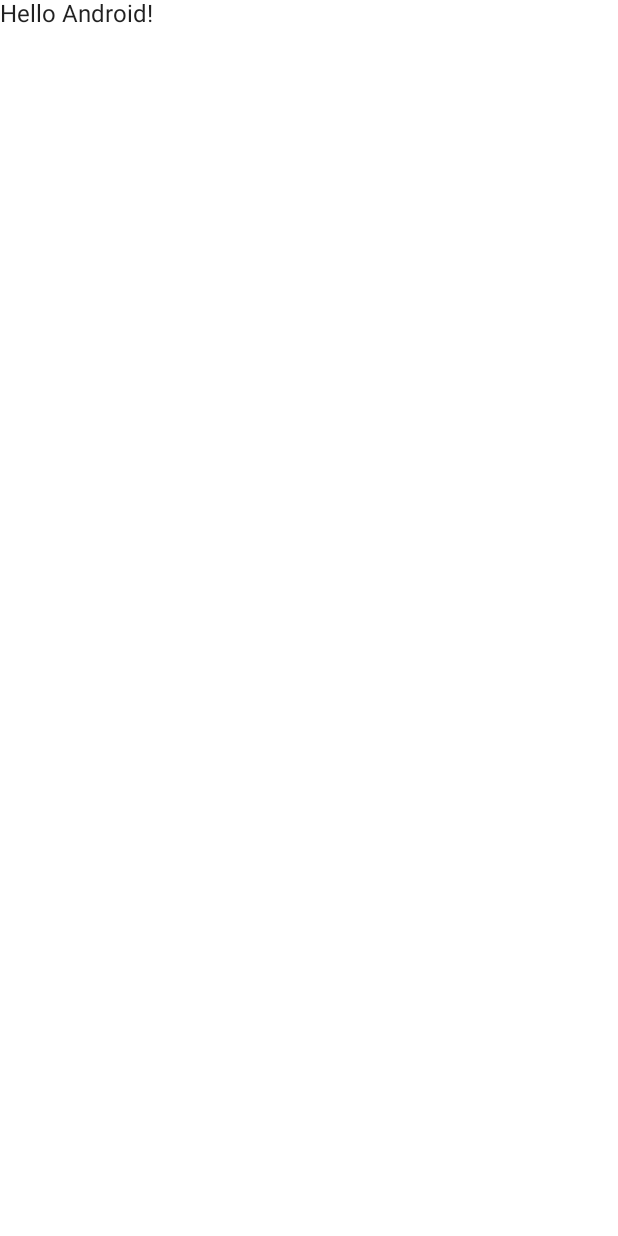
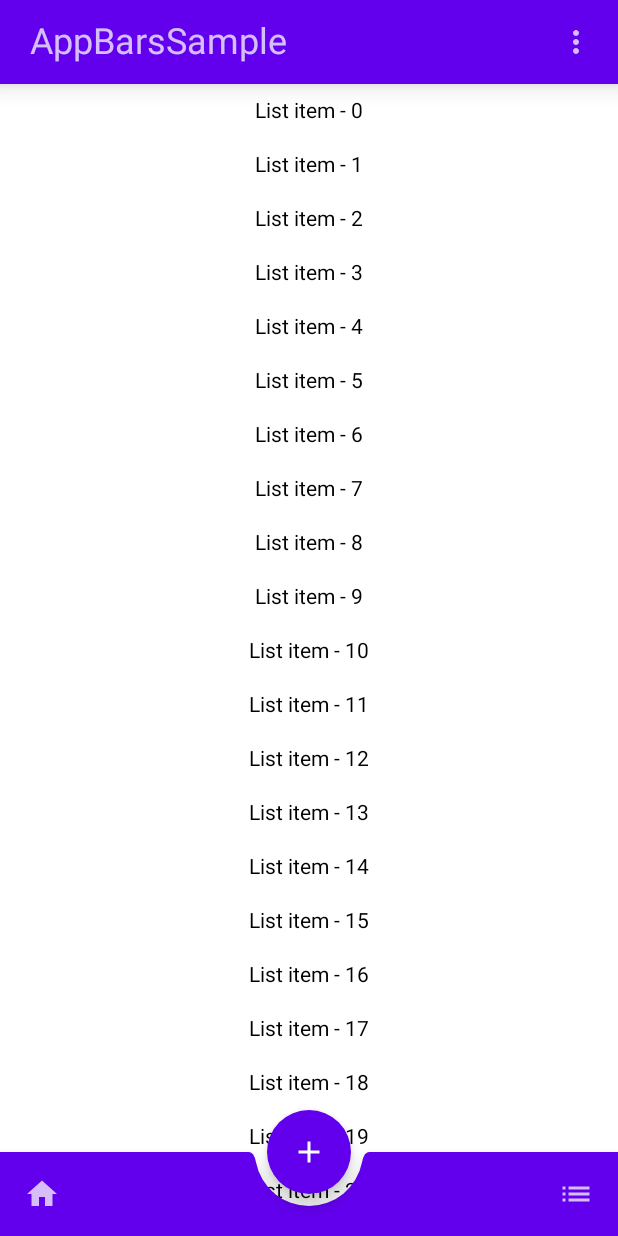
Before and after one commit to fazal88/Zakat-Nisab, an Android app built with Jetpack Compose: the screen it shows after launch (MainActivity), on a phone screen of 412 x 824 dp. Before the commit the screen is almost empty. Run offline under Robolectric (Android 15) with nearby library versions, the phone set to English and light mode, and no system bars; our stand-ins replace constraintlayout-compose.

Commit message:
bottom nav implemented

```diff
--- a/app/build.gradle
+++ b/app/build.gradle
@@ -56,7 +56,8 @@ dependencies {
     implementation 'androidx.core:core-ktx:1.7.0'
     implementation "androidx.compose.ui:ui:$compose_version"
     implementation "androidx.compose.material:material:$compose_version"
-    implementation "androidx.compose.ui:ui-tooling-preview:$compose_version"
+    debugImplementation "androidx.compose.ui:ui-tooling:$compose_version"
+    implementation "androidx.compose.ui:ui-tooling-preview:1.0.5"
     implementation 'androidx.activity:activity-compose:1.4.0'
     implementation "androidx.lifecycle:lifecycle-runtime-ktx:$lifecycle_version"
     implementation "androidx.lifecycle:lifecycle-livedata-ktx:$lifecycle_version"
@@ -65,7 +66,6 @@ dependencies {
     androidTestImplementation 'androidx.test.ext:junit:1.1.3'
     androidTestImplementation 'androidx.test.espresso:espresso-core:3.4.0'
     androidTestImplementation "androidx.compose.ui:ui-test-junit4:$compose_version"
-    debugImplementation "androidx.compose.ui:ui-tooling:$compose_version"
 
 
     // Kotlin
@@ -98,4 +98,6 @@ dependencies {
     implementation 'com.github.bumptech.glide:glide:4.13.0'
     kapt 'com.github.bumptech.glide:compiler:4.13.0'
 
+    implementation "androidx.constraintlayout:constraintlayout-compose:1.0.0"
+
 }
--- a/app/src/main/java/com/androidvoyage/zakat/MainActivity.kt
+++ b/app/src/main/java/com/androidvoyage/zakat/MainActivity.kt
@@ -3,26 +3,69 @@ package com.androidvoyage.zakat
 import android.os.Bundle
 import androidx.activity.ComponentActivity
 import androidx.activity.compose.setContent
-import androidx.compose.foundation.layout.fillMaxSize
-import androidx.compose.material.MaterialTheme
-import androidx.compose.material.Surface
-import androidx.compose.material.Text
+import androidx.compose.foundation.layout.Spacer
+import androidx.compose.foundation.layout.fillMaxWidth
+import androidx.compose.foundation.layout.height
+import androidx.compose.foundation.layout.padding
+import androidx.compose.foundation.lazy.LazyColumn
+import androidx.compose.foundation.shape.RoundedCornerShape
+import androidx.compose.material.*
+import androidx.compose.material.icons.Icons
+import androidx.compose.material.icons.filled.*
 import androidx.compose.runtime.Composable
 import androidx.compose.ui.Modifier
+import androidx.compose.ui.graphics.Color
+import androidx.compose.ui.text.style.TextAlign
 import androidx.compose.ui.tooling.preview.Preview
-import com.androidvoyage.zakat.ui.theme.MyZakatTheme
+import androidx.compose.ui.unit.dp
+import androidx.constraintlayout.compose.ConstraintLayout
+import androidx.constraintlayout.compose.Dimension
 
 class MainActivity : ComponentActivity() {
     override fun onCreate(savedInstanceState: Bundle?) {
         super.onCreate(savedInstanceState)
         setContent {
-            MyZakatTheme {
-                // A surface container using the 'background' color from the theme
-                Surface(
-                    modifier = Modifier.fillMaxSize(),
-                    color = MaterialTheme.colors.background
-                ) {
-                    Greeting("Android")
+            DefaultPreview()
+        }
+    }
+
+
+}
+
+@Preview
+@Composable
+fun DefaultPreview() {
+    Scaffold(
+        topBar = { AppTopBar() },
+        bottomBar = { AppBottomBar(RoundedCornerShape(50)) },
+        floatingActionButton = {
+            FloatingActionButton(
+                onClick = {
+
+                },
+                shape = RoundedCornerShape(50),
+                backgroundColor = MaterialTheme.colors.primary,
+                contentColor = Color.White
+            ) {
+                Icon(Icons.Filled.Add, "")
+            }
+        },
+        isFloatingActionButtonDocked = true,
+        floatingActionButtonPosition = FabPosition.Center,
+
+        ) {
+
+        LazyColumn {
+            items(51) {
+                Text(
+                    text = "List item - $it",
+                    textAlign = TextAlign.Center,
+                    modifier = Modifier
+                        .padding(10.dp)
+                        .fillMaxWidth()
+                )
+                if (it == 50) {
+                    Spacer(modifier = Modifier.height(56.dp))
                 }
             }
         }
@@ -30,14 +73,69 @@ class MainActivity : ComponentActivity() {
 }
 
 @Composable
-fun Greeting(name: String) {
-    Text(text = "Hello $name!")
+fun AppBottomBar(fabShape: RoundedCornerShape) {
+
+    BottomAppBar(
+        elevation = 10.dp,
+        cutoutShape = fabShape
+    ) {
+
+        IconButton(
+            onClick = {
+                /* doSomething() */
+            }
+        ) {
+            Icon(Icons.Filled.Home, "")
+        }
+        // The actions should be at the end of the BottomAppBar
+        Spacer(Modifier.weight(1f, true))
+        IconButton(
+            onClick = {
+                /* doSomething() */
+            }
+        ) {
+            Icon(Icons.Filled.List, "")
+        }
+
+    }
+
 }
 
-@Preview(showBackground = true)
 @Composable
-fun DefaultPreview() {
-    MyZakatTheme {
-        Greeting("Android")
+fun AppTopBar() {
+    TopAppBar(
+        elevation = 10.dp,
+    ) {
+        ConstraintLayout(
+            modifier = Modifier.fillMaxWidth()
+        ) {
+            val (title, search) = createRefs()
+            Text(
+                text = "AppBarsSample",
+                style = MaterialTheme.typography.h5,
+                modifier = Modifier
+                    .constrainAs(title) {
+                        top.linkTo(parent.top)
+                        bottom.linkTo(parent.bottom)
+                        start.linkTo(parent.start)
+                        end.linkTo(search.start)
+                        width = Dimension.fillToConstraints
+                    }
+                    .padding(16.dp,0.dp)
+            )
+            IconButton(
+                onClick = {
+                    /* doSomething() */
+                },
+                modifier = Modifier
+                    .constrainAs(search) {
+                        top.linkTo(parent.top)
+                        bottom.linkTo(parent.bottom)
+                        end.linkTo(parent.end)
+                    }
+            ) {
+                Icon(Icons.Filled.MoreVert, "Search")
+            }
+        }
     }
 }
--- a/build.gradle
+++ b/build.gradle
@@ -13,7 +13,7 @@ buildscript {
 plugins {
     id 'com.android.application' version '7.1.1' apply false
     id 'com.android.library' version '7.1.1' apply false
-    id 'org.jetbrains.kotlin.android' version '1.5.21' apply false
+    id 'org.jetbrains.kotlin.android' version '1.5.31' apply false
 }
 
 task clean(type: Delete) {
```
